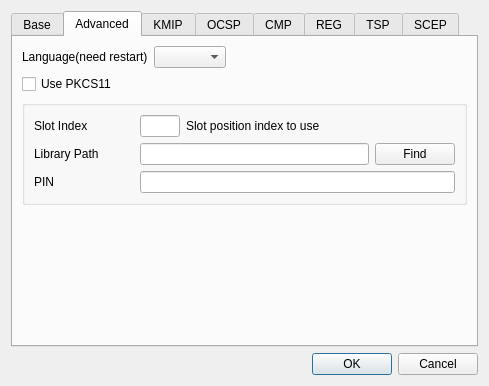
This is CertMan/settings_dlg.ui in jykim74/CertMan as Qt 5 draws it before an edit. The edited form follows.
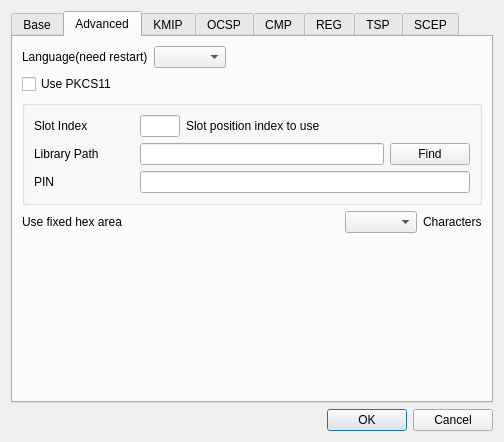
This is the edited form. The open tabs and pages were chosen to show the change.

The edit to the form file:
```diff
--- a/CertMan/settings_dlg.ui
+++ b/CertMan/settings_dlg.ui
@@ -6,8 +6,8 @@
    <rect>
     <x>0</x>
     <y>0</y>
-    <width>489</width>
-    <height>386</height>
+    <width>504</width>
+    <height>442</height>
    </rect>
   </property>
   <property name="windowTitle">
@@ -401,6 +401,43 @@
          </layout>
         </widget>
        </item>
+       <item>
+        <layout class="QGridLayout" name="gridLayout_3">
+         <property name="topMargin">
+          <number>0</number>
+         </property>
+         <item row="0" column="2">
+          <widget class="QComboBox" name="mHexAreaWidthCombo"/>
+         </item>
+         <item row="0" column="0">
+          <widget class="QLabel" name="label_35">
+           <property name="text">
+            <string>Use fixed hex area</string>
+           </property>
+          </widget>
+         </item>
+         <item row="0" column="3">
+          <widget class="QLabel" name="label_36">
+           <property name="text">
+            <string>Characters</string>
+           </property>
+          </widget>
+         </item>
+         <item row="0" column="1">
+          <spacer name="horizontalSpacer_2">
+           <property name="orientation">
+            <enum>Qt::Horizontal</enum>
+           </property>
+           <property name="sizeHint" stdset="0">
+            <size>
+             <width>40</width>
+             <height>20</height>
+            </size>
+           </property>
+          </spacer>
+         </item>
+        </layout>
+       </item>
        <item>
         <spacer name="verticalSpacer_2">
          <property name="orientation">
```
Left out of the diff: 2 changed lines with no effect on the pictures.
